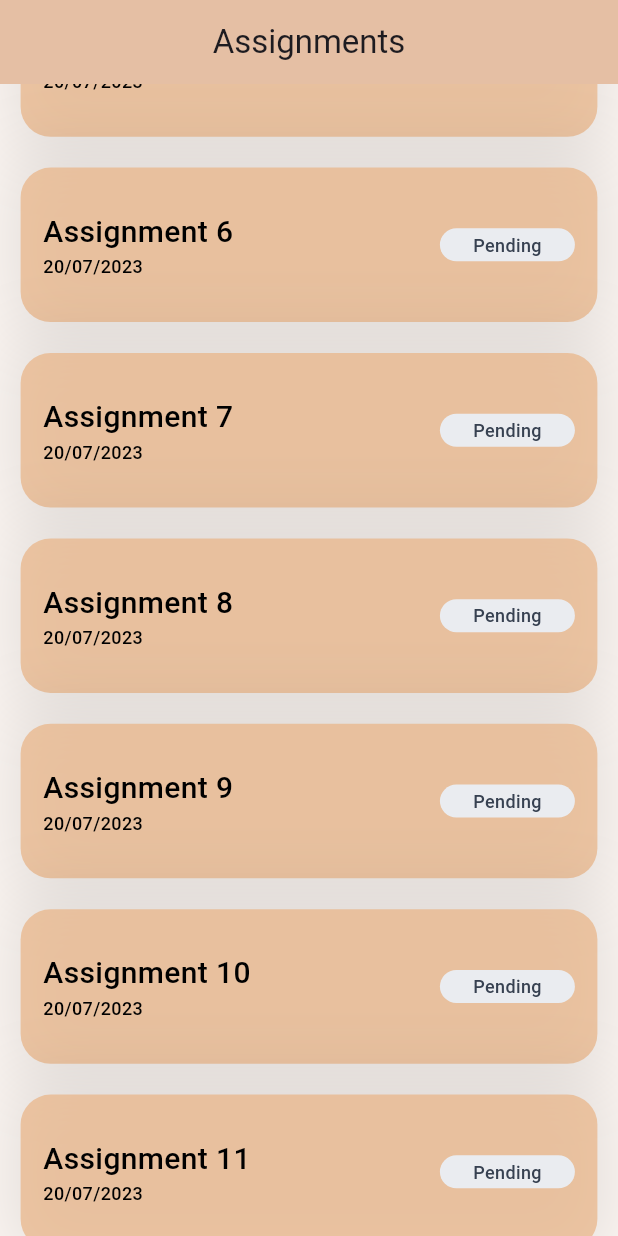
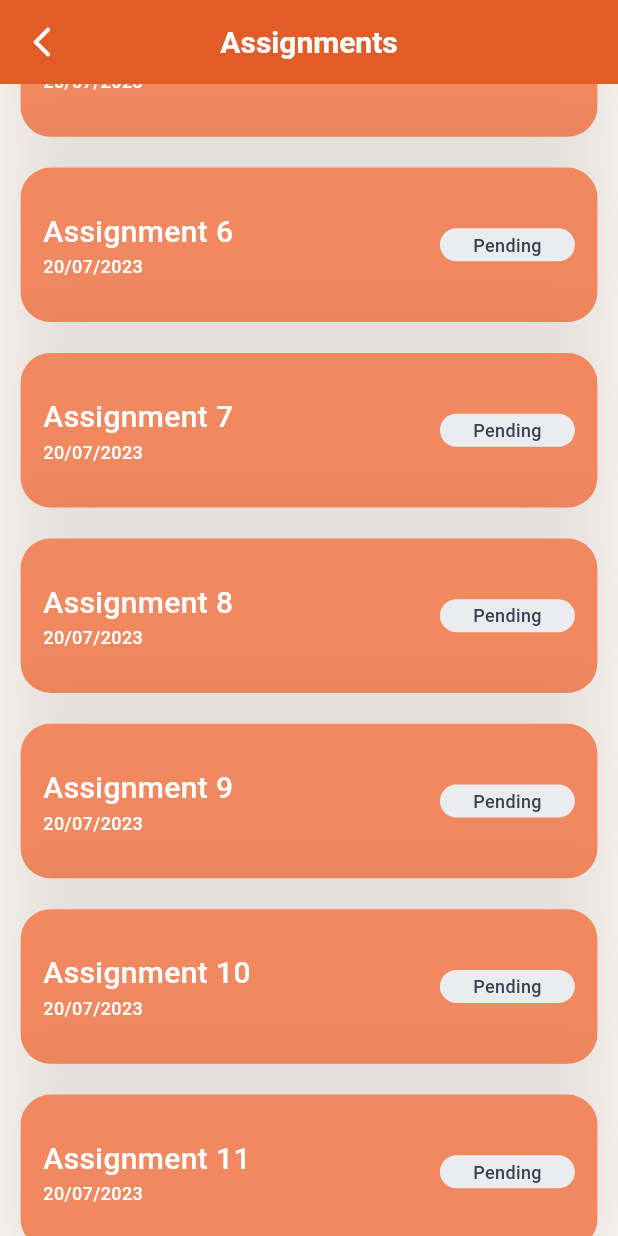
Before and after one commit to techhub-community/csoc_app, a Flutter app: the AssignmentPage screen opened directly, scrolled down 576 dp, after a tap on "Completed", on a phone screen of 412 x 824 dp. Run offline on Flutter 3.47's test engine with Material 2 defaults, Android fonts, the phone set to English and light mode, and no system bars; our stand-ins replace bloc, flutter_bloc, flutter_staggered_animations.

Commit message:
new changes

```diff
--- a/lib/constants.dart
+++ b/lib/constants.dart
@@ -2,3 +2,4 @@ import 'package:flutter/material.dart';
 
 Color bgColor = Color(0xffFEF8F4);
 Color darkColor = Color(0xffE9B384);
+// Color lightColor = Color()
--- a/lib/csoc/presentation/pages/AuthScreens/login_page.dart
+++ b/lib/csoc/presentation/pages/AuthScreens/login_page.dart
@@ -1,4 +1,6 @@
+import 'package:csoc/constants.dart';
 import 'package:csoc/csoc/presentation/pages/AuthScreens/forgot_password.dart';
+import 'package:csoc/csoc/presentation/pages/assignment/assignment_page.dart';
 import 'package:csoc/csoc/presentation/widgets/widgets.dart';
 import 'package:flutter/material.dart';
 import 'package:flutter/services.dart';
@@ -151,9 +153,9 @@ class _LoginPageState extends State<LoginPage> with TickerProviderStateMixin {
                       child: Padding(
                         padding: EdgeInsets.only(top: size.height * .1),
                         child: Text(
-                          '<CodeShack/>',
+                          '<CODESHACK>',
                           style: TextStyle(
-                            color: Color(0xffBA704F),
+                            color: Color(0xff4e4138),
                             fontSize: 30,
                             fontWeight: FontWeight.bold,
                             letterSpacing: 1,
@@ -196,6 +198,11 @@ class _LoginPageState extends State<LoginPage> with TickerProviderStateMixin {
                               mainAxisAlignment: MainAxisAlignment.center,
                               children: [
                                 widgets.NeoButton('LOGIN', 2.58, () {
+                                  Navigator.push(
+                                      context,
+                                      MaterialPageRoute(
+                                          builder: (context) =>
+                                              AssignmentPage()));
                                   HapticFeedback.lightImpact();
                                 }, context),
                                 SizedBox(width: size.width / 20),
@@ -232,7 +239,7 @@ class MyPainter extends CustomPainter {
   void paint(Canvas canvas, Size size) {
     final paint = Paint()
       ..shader = LinearGradient(
-              colors: [Color(0xffFFEECC), Color(0xffFFEECC)],
+              colors: [const Color.fromARGB(255, 229, 80, 21), darkColor],
               begin: Alignment.topLeft,
               end: Alignment.bottomRight)
           .createShader(Rect.fromCircle(
--- a/lib/csoc/presentation/pages/assignment/assignment_details.dart
+++ b/lib/csoc/presentation/pages/assignment/assignment_details.dart
@@ -30,8 +30,8 @@ class _AssignmentDetailsPageState extends State<AssignmentDetailsPage> {
     return Scaffold(
       backgroundColor: bgColor,
       appBar: AppBar(
-        backgroundColor: darkColor.withOpacity(0.7),
-        title: Text("Assignment Details"),
+        backgroundColor: darkColor,
+        title:const Text("Assignment Details"),
       ),
       body: Padding(
         padding: const EdgeInsets.all(16.0),
--- a/lib/csoc/presentation/pages/assignment/assignment_page.dart
+++ b/lib/csoc/presentation/pages/assignment/assignment_page.dart
@@ -17,8 +17,24 @@ class _AssignmentPageState extends State<AssignmentPage> {
     return Scaffold(
       backgroundColor: bgColor,
       appBar: AppBar(
-        backgroundColor: darkColor.withOpacity(0.7),
-        title: Text("Assignments"),
+        leading: IconButton(
+          onPressed: () {
+            Navigator.pop(context);
+          },
+          icon: Icon(
+            Icons.arrow_back_ios_new_rounded,
+            color: Colors.white,
+          ),
+        ),
+        backgroundColor: Color(0xffeb5d1e),
+        title: Text(
+          "Assignments",
+          style: TextStyle(
+            color: Colors.white,
+            fontSize: 20,
+            fontWeight: FontWeight.bold,
+          ),
+        ),
         centerTitle: true,
       ),
       body: AnimationLimiter(
@@ -53,7 +69,7 @@ class _AssignmentPageState extends State<AssignmentPage> {
                         margin: EdgeInsets.only(bottom: _w / 20),
                         height: _w / 4,
                         decoration: BoxDecoration(
-                          color: darkColor.withOpacity(0.7),
+                          color: Color(0xffF1885F),
                           borderRadius: BorderRadius.all(Radius.circular(20)),
                           boxShadow: [
                             BoxShadow(
@@ -75,7 +91,7 @@ class _AssignmentPageState extends State<AssignmentPage> {
                                   Text(
                                     "Assignment ${index + 1}",
                                     style: TextStyle(
-                                      color: Colors.black,
+                                      color: Colors.white,
                                       fontSize: 20,
                                       fontWeight: FontWeight.w500,
                                     ),
@@ -83,7 +99,7 @@ class _AssignmentPageState extends State<AssignmentPage> {
                                   Text(
                                     "20/07/2023",
                                     style: TextStyle(
-                                      color: Colors.black,
+                                      color: Colors.white,
                                       fontSize: 12,
                                       fontWeight: FontWeight.w500,
                                     ),
--- a/lib/main.dart
+++ b/lib/main.dart
@@ -33,7 +33,7 @@ class Csoc extends StatelessWidget {
           colorScheme: ColorScheme.fromSeed(seedColor: Colors.deepPurple),
           useMaterial3: true, //todo: 1) change the theme
         ),
-        home: AssignmentPage(),
+        home: LoginPage(),
         //initialRoute:DashboardPage.id,
         routes: {
           DashboardPage.id: (context) => const DashboardPage(),
--- a/pubspec.yaml
+++ b/pubspec.yaml
@@ -37,6 +37,7 @@ dependencies:
   flutter_bloc: ^8.1.3
   fluttertoast: ^8.2.2
   flutter_staggered_animations:
+  url_launcher:
 
 dev_dependencies:
 
```
Also changed, not shown: lib/csoc/presentation/pages/AuthScreens/forgot_password.dart (+22 -15 lines), pubspec.lock, 1 other file.
